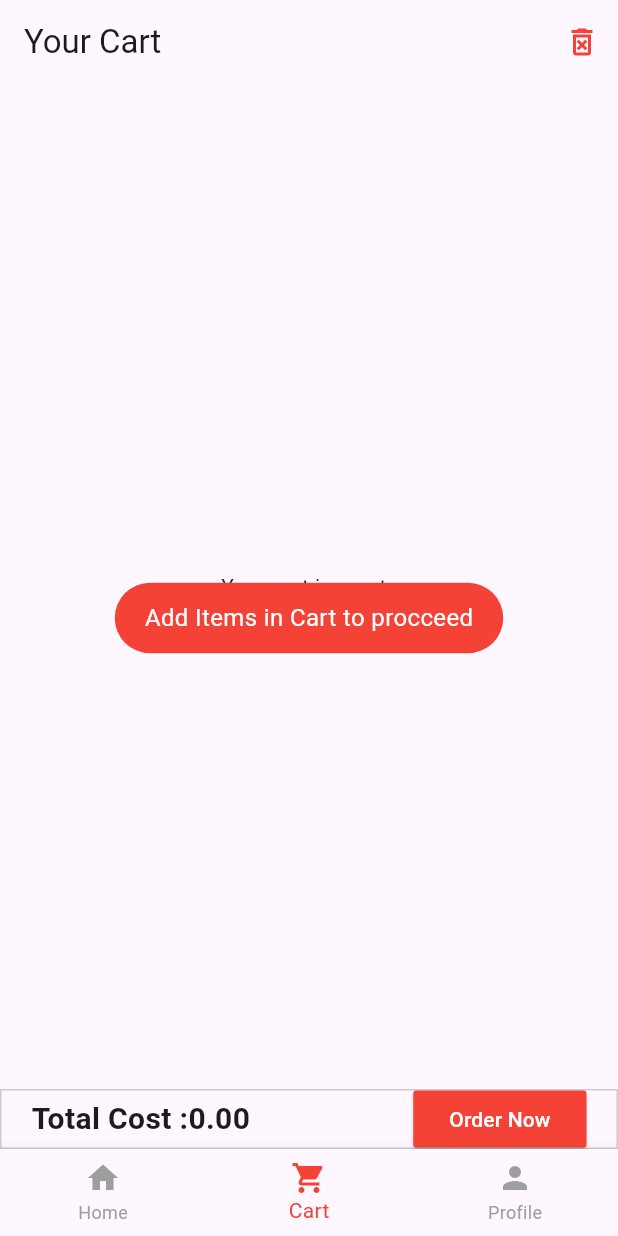
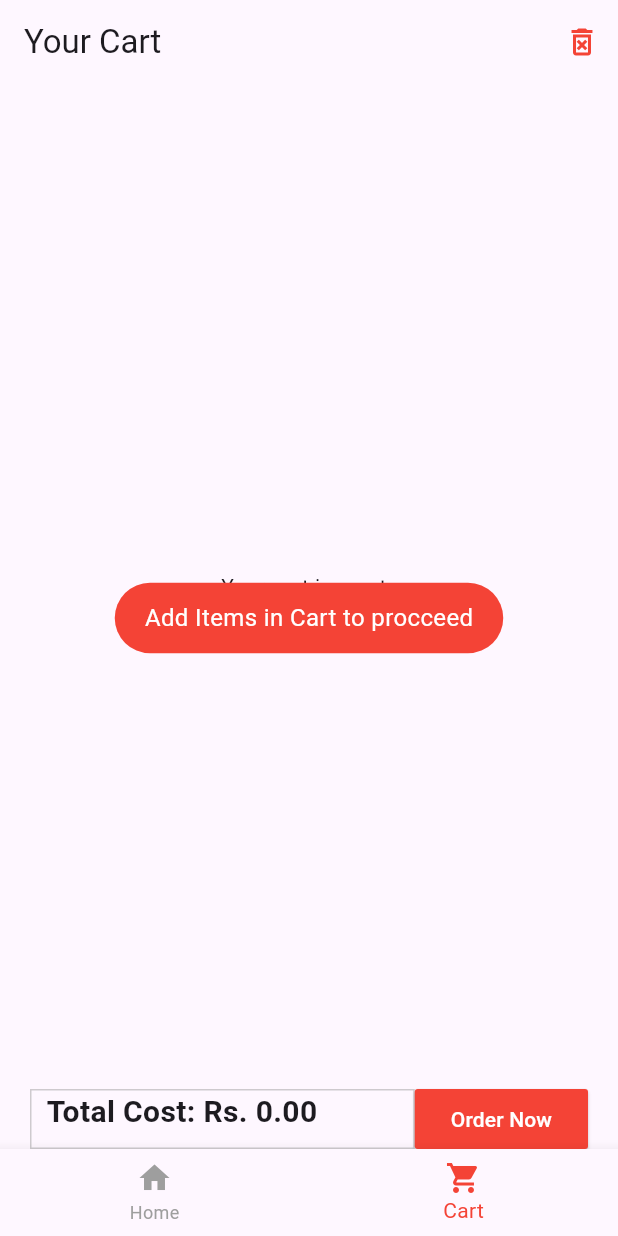
Before and after one commit to prabesh605/tarkari_app, a Flutter app: the screen it shows after launch, item 2 of the bottom bar chosen, after a tap on "Order Now", on a phone screen of 412 x 824 dp. Run offline on Flutter 3.47's test engine with Material 3 defaults, Android fonts, the phone set to English and light mode, and no system bars; our stand-ins replace device_info_plus, dio, firebase_core, firebase_messaging, flutter_hooks, flutter_local_notifications and 9 more; missing offline and left inert: nepali_utils; accounts and stored records are empty; network calls fail.

Commit message:
working on error

```diff
--- a/lib/features/cart_screen/views/cart_screen.dart
+++ b/lib/features/cart_screen/views/cart_screen.dart
@@ -47,6 +47,10 @@ class CartScreen extends HookConsumerWidget {
                     onPressed: () {
                       if (itemCount > 0) {
                         ref.watch(cartProvider.notifier).clearCart();
+
+                        for (var i = 0; i < cartItems.length; i++) {
+                          ref.read(itemCountProvider(i).notifier).state = 1;
+                        }
                         showSuccessToast("All items in Cart is removed",
                             gravity: ToastGravity.CENTER);
                       } else {
@@ -124,6 +128,9 @@ class CartScreen extends HookConsumerWidget {
                                   ref
                                       .watch(cartProvider.notifier)
                                       .removeFromCart(material);
+                                  ref
+                                      .read(itemCountProvider(index).notifier)
+                                      .state = 1;
                                 },
                                 child: const Icon(
                                   Icons.delete,
@@ -164,7 +171,7 @@ class CartScreen extends HookConsumerWidget {
                                     MainAxisAlignment.spaceBetween,
                                 children: [
                                   Text(
-                                    'Price: ${material.publicPurchasePrice * itemCount}',
+                                    'Price: Rs. ${material.publicPurchasePrice * itemCount}',
                                     style: const TextStyle(
                                         fontWeight: FontWeight.bold,
                                         fontSize: 16),
@@ -180,15 +187,16 @@ class CartScreen extends HookConsumerWidget {
                                     child: Row(
                                       children: [
                                         IconButton(
-                                          iconSize: 20,
+                                            icon: const Icon(Icons.remove),
                                             onPressed: () {
+                                              if (itemCount > 1) {
                                                 ref
-                                                .read(itemCountProvider(index)
+                                                    .read(
+                                                        itemCountProvider(index)
                                                             .notifier)
-                                                .state++;
-                                          },
-                                          icon: const Icon(Icons.add),
-                                        ),
+                                                    .state--;
+                                              }
+                                            }),
                                         Container(
                                             padding: const EdgeInsets.all(10),
                                             decoration: BoxDecoration(
@@ -203,16 +211,15 @@ class CartScreen extends HookConsumerWidget {
                                                   fontSize: 18),
                                             )),
                                         IconButton(
-                                            icon: const Icon(Icons.remove),
+                                          iconSize: 20,
                                           onPressed: () {
-                                              if (itemCount > 1) {
                                             ref
-                                                    .read(
-                                                        itemCountProvider(index)
+                                                .read(itemCountProvider(index)
                                                     .notifier)
-                                                    .state--;
-                                              }
-                                            }),
+                                                .state++;
+                                          },
+                                          icon: const Icon(Icons.add),
+                                        ),
                                       ],
                                     ),
                                   ),
@@ -231,15 +238,25 @@ class CartScreen extends HookConsumerWidget {
               height: 40,
               decoration: BoxDecoration(
                   // color: Colors.green.withOpacity(0.5),
-                border: Border.all(color: Colors.grey.withOpacity(0.5)),
+                  // border: Border.all(color: Colors.grey.withOpacity(0.5)),
                   ),
               child: Row(
                 mainAxisAlignment: MainAxisAlignment.spaceBetween,
                 children: [
-                  Text(
-                    "Total Cost :${totalCost.toStringAsFixed(2)}",
+                  Expanded(
+                    child: Container(
+                      padding: EdgeInsets.only(left: 10),
+                      height: 40,
+                      decoration: BoxDecoration(
+                        // color: Colors.green.withOpacity(0.5),
+                        border: Border.all(color: Colors.grey.withOpacity(0.5)),
+                      ),
+                      child: Text(
+                        "Total Cost: Rs. ${totalCost.toStringAsFixed(2)}",
                         style: const TextStyle(
                             fontSize: 20, fontWeight: FontWeight.bold),
+                      ),
+                    ),
                   ),
                   ElevatedButton(
                     style: ElevatedButton.styleFrom(
--- a/lib/features/home/home.dart
+++ b/lib/features/home/home.dart
@@ -16,7 +16,7 @@ class Home extends HookConsumerWidget {
     final List<Widget> _pages = [
       const HomeScreen(),
       const CartScreen(),
-      const ProfileScreen(),
+      // const ProfileScreen(),
     ];
 
     final itemCount = ref.watch(cartProvider).length;
@@ -64,10 +64,10 @@ class Home extends HookConsumerWidget {
             ),
             label: 'Cart',
           ),
-          const BottomNavigationBarItem(
-            icon: Icon(Icons.person),
-            label: 'Profile',
-          ),
+          // const BottomNavigationBarItem(
+          //   icon: Icon(Icons.person),
+          //   label: 'Profile',
+          // ),
         ],
         currentIndex: _selectedIndex.value,
         selectedItemColor: Colors.red,
--- a/lib/features/home_screen/views/home_screen.dart
+++ b/lib/features/home_screen/views/home_screen.dart
@@ -69,6 +69,7 @@ class HomeScreen extends HookConsumerWidget {
     return Scaffold(
       appBar: AppBar(
         title: const Text("A1 Tarkari shop"),
+        backgroundColor: const Color(0xffA6E079),
         actions: const [
           // IconButton(
           //   icon: const Icon(Icons.search),
@@ -79,41 +80,47 @@ class HomeScreen extends HookConsumerWidget {
       // drawer: const DrawerWidget(),
       body: Column(
         children: [
-          if (isVisible)
-            Stack(
-              children: [
-                // Positioned(
-                //   top: 0,
-                //   right: 0,
-                //   child: IconButton(
-                //     onPressed: () {
-                //       ref.read(visibilityProvider.notifier).state = false;
-                //       // ref
-                //       //     .read(visibilityProvider.notifier)
-                //       //     .update((state) => false);
-                //     },
-                //     icon: const Icon(Icons.close),
-                //   ),
-                // ),
-
-                Container(
+          isVisible
+              ? Container(
                   color: const Color(0xffA6E079).withOpacity(0.2),
                   padding: const EdgeInsets.all(16.0),
-                  child: const Center(
+                  child: Center(
                     child: Column(
                       crossAxisAlignment: CrossAxisAlignment.start,
                       children: [
-                        Text("Save up to 50% off on your first order"),
-                        Text(
+                        // Align(
+                        //   alignment: Alignment.centerRight,
+                        //   child: IconButton(
+                        //     onPressed: () {
+                        //       ref.read(visibilityProvider.notifier).state =
+                        //           false;
+                        //     },
+                        //     icon: const Icon(Icons.close),
+                        //   ),
+                        // ),
+                        Row(
+                          mainAxisAlignment: MainAxisAlignment.spaceBetween,
+                          children: [
+                            const Text(
+                                "Save up to 50% off on your first order"),
+                            IconButton(
+                              onPressed: () {
+                                ref.read(visibilityProvider.notifier).state =
+                                    false;
+                              },
+                              icon: const Icon(Icons.close),
+                            ),
+                          ],
+                        ),
+                        const Text(
                           "अब तपाईंहरूलाई ताजा, सस्तो, तथा लोकल तरकारीहरू, जस्तै: आलु, प्याज, अदुवा, लसुन, गोलभेडा आदि, सजिलै छानी-छानी घरमै बसिबसी अर्डर गर्न सक्नुहुन्छ। त्यो पनि बिना कुनै डेलिभरी शुल्क!।",
                           style: TextStyle(fontWeight: FontWeight.bold),
                         ),
                       ],
                     ),
                   ),
-                ),
-              ],
-            ),
+                )
+              : Container(),
           if (!isConnected.value)
             Container(
               color: Colors.red.withOpacity(0.2),
--- a/pubspec.yaml
+++ b/pubspec.yaml
@@ -16,7 +16,7 @@ publish_to: 'none' # Remove this line if you wish to publish to pub.dev
 # https://developer.apple.com/library/archive/documentation/General/Reference/InfoPlistKeyReference/Articles/CoreFoundationKeys.html
 # In Windows, build-name is used as the major, minor, and patch parts
 # of the product and file versions while build-number is used as the build suffix.
-version: 1.0.4+5
+version: 1.0.6+7
 
 environment:
   sdk: '>=3.4.0 <4.0.0'
```
Also changed, not shown: lib/features/cart_screen/views/customer_form_screen.dart (+5 -2 lines). Lines whose indentation alone changed are shown as unchanged.
